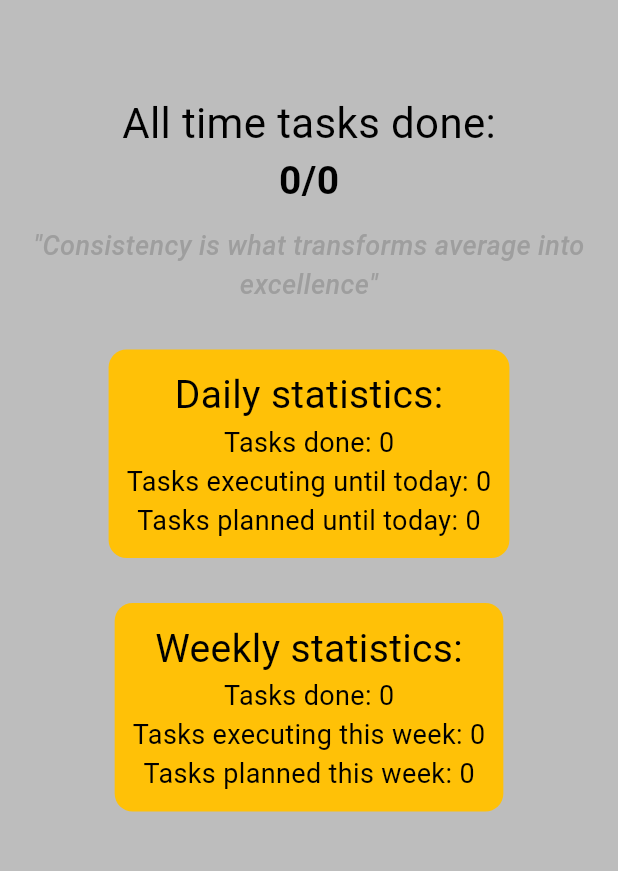
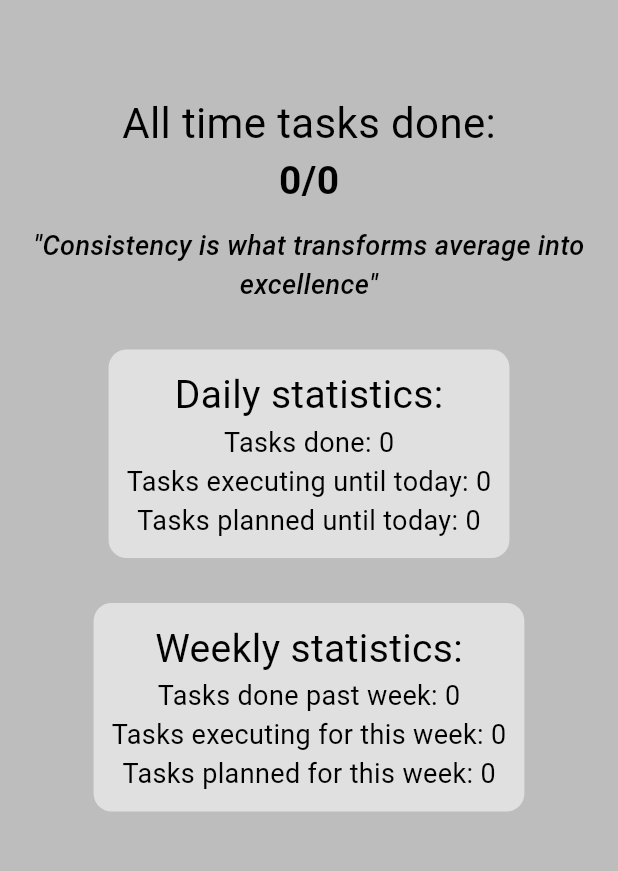
Before and after one commit to mis177/tasks-goonline, a Flutter app: the StatsPage screen opened directly, on a phone screen of 412 x 824 dp, the part 63-934 px from its top. Run offline on Flutter 3.47's test engine with Material 3 defaults, Android fonts, the phone set to English and light mode, and no system bars; our stand-ins replace dio, equatable, flutter_bloc, flutter_local_notifications, geolocator, sqflite and 1 more; accounts and stored records are empty.

Commit message:
[feat] add reminding notifications 12 hours before task deadline

```diff
--- a/lib/main.dart
+++ b/lib/main.dart
@@ -2,10 +2,12 @@ import 'package:flutter/material.dart';
 import 'package:notes_goonline/const/routes.dart';
 import 'package:notes_goonline/pages/stats_page.dart';
 import 'package:notes_goonline/pages/tasks_page.dart';
-
+import 'package:notes_goonline/services/notifications/notifications_service.dart';
 import 'package:notes_goonline/theme/theme.dart';
 
 void main() {
+  WidgetsFlutterBinding.ensureInitialized();
+  NotificationsService.init();
   runApp(const MainApp());
 }
 
--- a/lib/models/tasks_stats_model.dart
+++ b/lib/models/tasks_stats_model.dart
@@ -32,7 +32,8 @@ class TasksStats {
     final DateTime todayMidnight =
         DateTime(now.year, now.month, now.day, 24, 59);
 
-    final weekAgo = now.add(const Duration(days: 7));
+    final weekAgo = now.subtract(const Duration(days: 7));
+    final nextWeek = now.add(const Duration(days: 7));
 
     final int allTasksDone =
         tasks.where((task) => task.status == taskStatus[2]).length;
@@ -60,21 +61,24 @@ class TasksStats {
         .length;
 
     // weekly stats
+    //tasks done past week
     final int tasksDoneWeekly = tasks
         .where((task) =>
             task.doneDate! > weekAgo.millisecondsSinceEpoch &&
             task.status == taskStatus[2])
         .length;
+    //tasks planned for next week
     final int tasksInExecutionWeekly = tasks
         .where((task) =>
-            task.deadline > weekAgo.millisecondsSinceEpoch &&
-            task.deadline < todayMidnight.millisecondsSinceEpoch &&
+            task.deadline < nextWeek.millisecondsSinceEpoch &&
+            task.deadline > today.millisecondsSinceEpoch &&
             task.status == taskStatus[1])
         .length;
+
     final int tasksInPlanningWeekly = tasks
         .where((task) =>
-            task.deadline > weekAgo.millisecondsSinceEpoch &&
-            task.deadline < todayMidnight.millisecondsSinceEpoch &&
+            task.deadline < nextWeek.millisecondsSinceEpoch &&
+            task.deadline > today.millisecondsSinceEpoch &&
             task.status == taskStatus[0])
         .length;
 
--- a/lib/pages/tasks_page.dart
+++ b/lib/pages/tasks_page.dart
@@ -105,7 +105,7 @@ class _TasksListPageState extends State<TasksListPage> {
                 } else if (state.exception is WeatherPermissionDenied) {
                   return const Center(
                     child: Padding(
-                      padding: EdgeInsets.only(left: 50, right: 50, top: 20),
+                      padding: EdgeInsets.only(left: 50, right: 50, top: 10),
                       child: Text(
                         "Denied permissions to access the device's location.",
                         textAlign: TextAlign.center,
@@ -147,7 +147,7 @@ class _TasksListPageState extends State<TasksListPage> {
                       padding: const EdgeInsets.all(12),
                       child: Column(
                         children: [
-                          // TODO filtering with buttons by task status (all, done, executing), button to delete all tasks
+                          // TODO filtering with buttons by task status (all, done, executing)
                           const SizedBox(height: 30),
                           Expanded(
                             child: GridView.count(
--- a/lib/services/database/bloc/task_service_event.dart
+++ b/lib/services/database/bloc/task_service_event.dart
@@ -19,8 +19,13 @@ class TaskServiceTaskAddRequested extends TaskServiceEvent {
 
 class TaskServiceTaskUpdateRequested extends TaskServiceEvent {
   final Task task;
+  final bool isDeadlineChanged;
+  final bool isStatusChanged;
 
-  const TaskServiceTaskUpdateRequested({required this.task});
+  const TaskServiceTaskUpdateRequested(
+      {required this.task,
+      required this.isDeadlineChanged,
+      required this.isStatusChanged});
   @override
   List<Object?> get props => [task];
 }
--- a/lib/services/weather_api/bloc/weather_bloc.dart
+++ b/lib/services/weather_api/bloc/weather_bloc.dart
@@ -23,7 +23,6 @@ class WeatherBloc extends Bloc<WeatherEvent, WeatherState> {
       } on Exception catch (e) {
         exception = e;
       }
-
       emit(WeatherLoaded(weather: currentWeather, exception: exception));
     });
   }
--- a/lib/utils/ui/stats_widget.dart
+++ b/lib/utils/ui/stats_widget.dart
@@ -26,7 +26,7 @@ class StatsWidget extends StatelessWidget {
             const Text(
               '"Consistency is what transforms average into excellence"',
               style: TextStyle(
-                  color: Colors.grey,
+                  color: Colors.black,
                   fontWeight: FontWeight.w500,
                   fontStyle: FontStyle.italic,
                   fontSize: 18),
@@ -35,7 +35,7 @@ class StatsWidget extends StatelessWidget {
             const SizedBox(height: 30),
             Container(
               decoration: BoxDecoration(
-                color: Colors.amber,
+                color: Theme.of(context).colorScheme.secondary,
                 borderRadius: BorderRadius.circular(12),
               ),
               padding: const EdgeInsets.all(12),
@@ -61,7 +61,7 @@ class StatsWidget extends StatelessWidget {
             const SizedBox(height: 30),
             Container(
               decoration: BoxDecoration(
-                color: Colors.amber,
+                color: Theme.of(context).colorScheme.secondary,
                 borderRadius: BorderRadius.circular(12),
               ),
               padding: const EdgeInsets.all(12),
@@ -73,12 +73,13 @@ class StatsWidget extends StatelessWidget {
                       fontSize: 26,
                     ),
                   ),
-                  Text("Tasks done: ${stats.tasksDoneToday}",
+                  Text("Tasks done past week: ${stats.tasksDoneToday}",
                       style: const TextStyle(fontSize: 18)),
                   Text(
-                      "Tasks executing this week: ${stats.tasksInExecutionToday}",
+                      "Tasks executing for this week: ${stats.tasksInExecutionWeekly}",
                       style: const TextStyle(fontSize: 18)),
-                  Text("Tasks planned this week: ${stats.tasksInPlanningToday}",
+                  Text(
+                      "Tasks planned for this week: ${stats.tasksInPlanningWeekly}",
                       style: const TextStyle(fontSize: 18)),
                 ],
               ),
--- a/lib/utils/ui/weather_widget.dart
+++ b/lib/utils/ui/weather_widget.dart
@@ -16,7 +16,7 @@ class WeatherWidget extends StatelessWidget {
             const SizedBox(width: 12),
             Text(
               '${weather.temperature}°C',
-              style: const TextStyle(fontWeight: FontWeight.bold, fontSize: 22),
+              style: const TextStyle(fontWeight: FontWeight.bold, fontSize: 18),
             ),
           ],
         ),
--- a/pubspec.yaml
+++ b/pubspec.yaml
@@ -12,11 +12,13 @@ dependencies:
   flutter:
     sdk: flutter
   flutter_bloc: ^8.1.5
+  flutter_local_notifications: ^17.1.0
   geolocator: ^11.0.0
   intl: ^0.19.0
   path: ^1.9.0
   path_provider: ^2.1.3
   sqflite: ^2.3.3
+  timezone: ^0.9.2
 
 dev_dependencies:
   flutter_test:
```
Also changed, not shown: lib/services/database/bloc/task_service_bloc.dart (+60 -0 lines), lib/services/notifications/notifications_service.dart (added, +47 -0 lines), lib/utils/notification_time.dart (added, +34 -0 lines), lib/utils/ui/edit_task_dialog.dart (+15 -0 lines), pubspec.lock, 4 other files.
